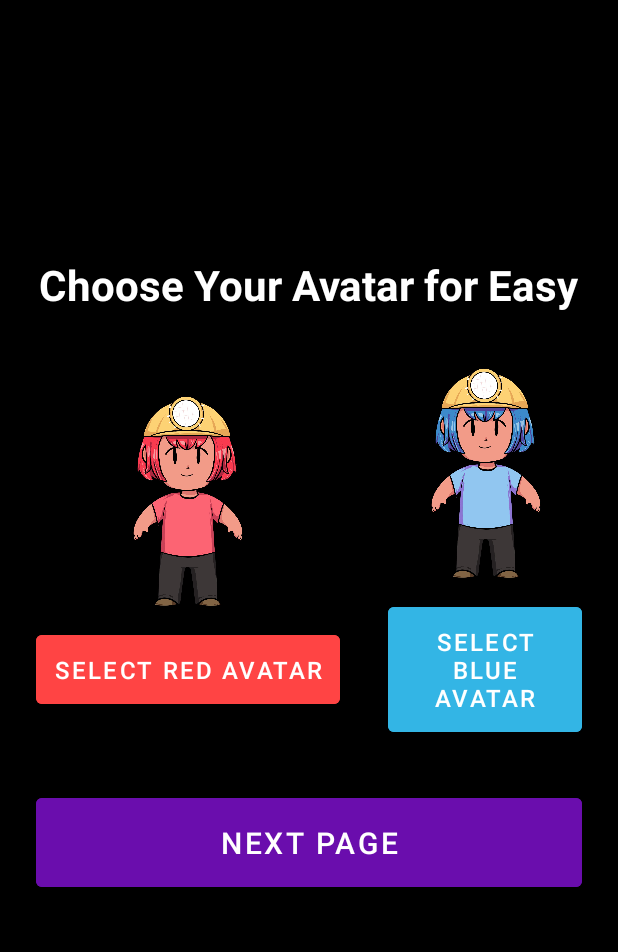
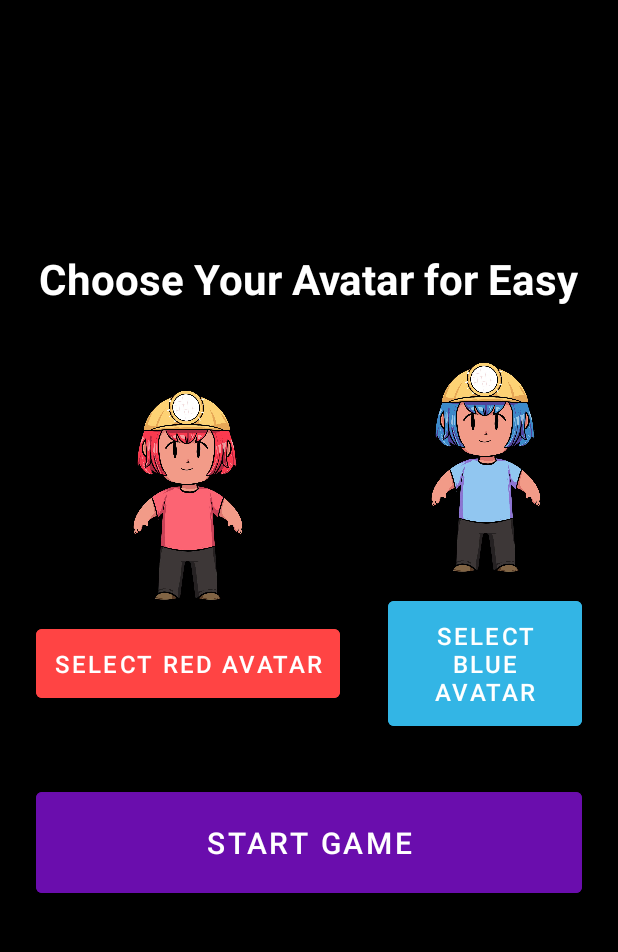
Before and after one commit to SeboLab/tablet-game, an Android app: the screen it shows after launch (AvatarSelectionActivity), after a tap on "START GAME", on a phone screen of 412 x 824 dp, the part 84-1036 px from its top. Run offline under Robolectric (Android 15) with nearby library versions, the phone set to English and light mode, and no system bars.

Commit message:
Updated tablet game

```diff
--- a/app/src/main/java/com/example/misty/GameTimer.java
+++ b/app/src/main/java/com/example/misty/GameTimer.java
@@ -51,7 +51,7 @@ public class GameTimer {
                         client.run();
                     }
                     if (client.isConnected()) {
-                        client.sendMessage("Timer;" + "timer finished");
+                        //client.sendMessage("Timer;" + "timer finished");
                         Log.d("GameTimer", "Sent TIMER_FINISHED over TCP");
 
                     } else {
--- a/app/src/main/java/com/example/misty/HomeActivity.java
+++ b/app/src/main/java/com/example/misty/HomeActivity.java
@@ -46,7 +46,7 @@ public class HomeActivity extends Activity implements View.OnClickListener, TCPC
         setContentView(R.layout.activity_home);
 
         //set the ip and port of the server
-        mTcpClient.setIpAddress("192.168.1.128");
+        mTcpClient.setIpAddress("192.168.0.190");
         mTcpClient.setIpPortVar(8080);
 
         // Create the Connect Task
@@ -94,7 +94,7 @@ public class HomeActivity extends Activity implements View.OnClickListener, TCPC
 
         // setting up the ip port address and connect button
         iPandPort = findViewById(R.id.IPandPort);
-        iPandPort.setText("192.168.1.128:8080");
+        iPandPort.setText("192.168.0.190:8080");
         connectButton = findViewById(R.id.ConnectButton);
         //connectionStatus = findViewById(R.id.ConnectionStatus);
 
--- a/app/src/main/java/com/example/misty/Socketconnection/TCPClient.java
+++ b/app/src/main/java/com/example/misty/Socketconnection/TCPClient.java
@@ -1,6 +1,8 @@
 package com.example.misty.Socketconnection;
 
 import android.os.AsyncTask;
+import android.os.Handler;
+import android.os.Looper;
 import android.util.Log;
 
 import com.example.misty.HomeActivity;
@@ -22,7 +24,7 @@ public class TCPClient {
 
     private String serverMessage;
     // Constants for default server IP and port
-    public static final String SERVERIP = "192.168.1.128";
+    public static final String SERVERIP = "192.168.0.190";
     public static final int SERVERPORT = 8080;
 
     private String ipAddress;
@@ -35,6 +37,7 @@ public class TCPClient {
 
     private boolean isConnected = false;
     public static TCPClient singleton = null; // Singleton instance
+
     private TCPClient() {
         // Private constructor to enforce singleton pattern
         // Initialize with default values
--- a/app/src/main/res/layout/activity_avatar_selection.xml
+++ b/app/src/main/res/layout/activity_avatar_selection.xml
@@ -82,10 +82,10 @@
     <Button
         android:id="@+id/nextPageButton"
         android:layout_width="match_parent"
-        android:layout_height="wrap_content"
-        android:text="Next Page"
-        android:textSize="20sp"
+        android:layout_height="79dp"
+        android:backgroundTint="#6A0DAD"
         android:padding="16dp"
-        android:backgroundTint="#6A0DAD"
-        android:textColor="@android:color/white"/>
+        android:text="Start Game"
+        android:textColor="@android:color/white"
+        android:textSize="20sp" />
 </LinearLayout>
```
Also changed, not shown: app/src/main/java/com/example/misty/GamePage.java (+42 -15 lines).
